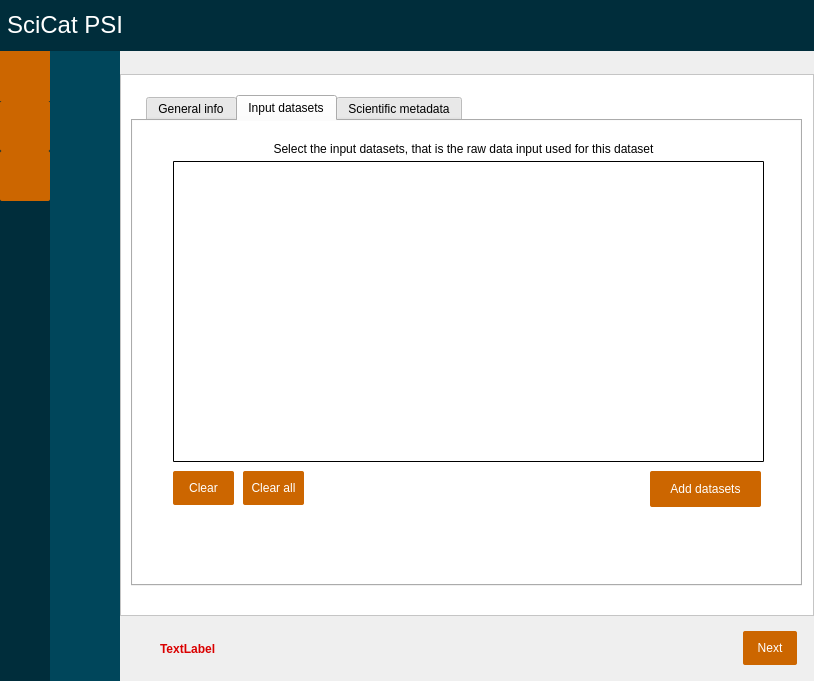
This is PSIArchiver/dialog.ui in paulscherrerinstitute/scicat-qt as Qt 5 draws it before an edit. The edited form follows.
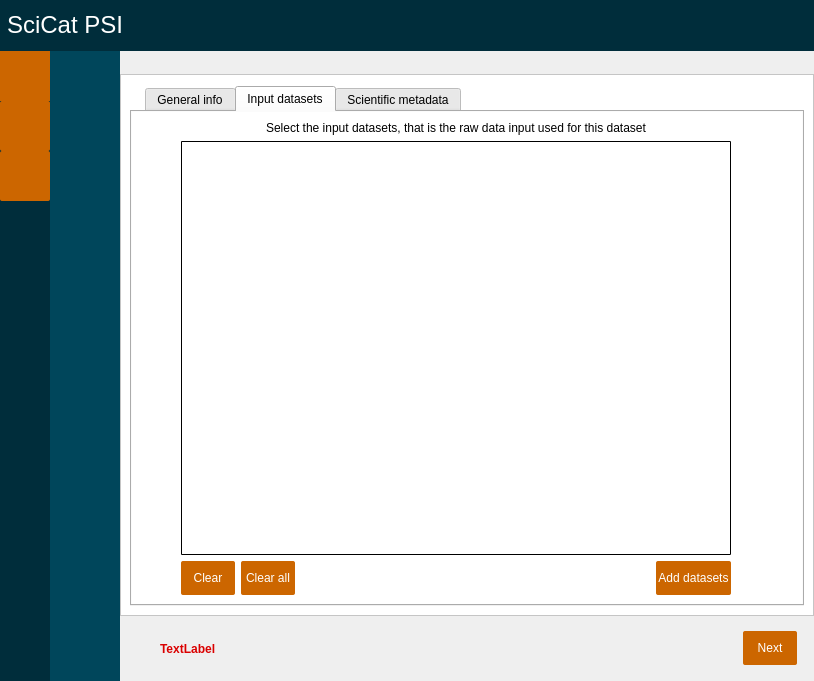
This is the edited form. The open tabs and pages were chosen to show the change. Icons and pictures are not drawn.

Patch:
```diff
--- a/PSIArchiver/dialog.ui
+++ b/PSIArchiver/dialog.ui
@@ -20,7 +20,7 @@
    <enum>Qt::ClickFocus</enum>
   </property>
   <property name="windowTitle">
-   <string>PSIArchiver</string>
+   <string>SciCat</string>
   </property>
   <property name="styleSheet">
    <string notr="true">QPushButton{background-color: rgb(204, 102, 0); color: rgb(255, 255, 255); border-radius:2px; min-width:50px; min-height:30px; padding: 2px;}
@@ -314,7 +314,7 @@
         <string notr="true">QStackedWidget{background-color:rgb(0, 70, 91); border:0px}</string>
        </property>
        <property name="currentIndex">
-        <number>2</number>
+        <number>0</number>
        </property>
        <widget class="QWidget" name="pgroupPage">
         <property name="styleSheet">
@@ -609,7 +609,7 @@
             <enum>QFrame::Sunken</enum>
            </property>
            <property name="currentIndex">
-            <number>2</number>
+            <number>1</number>
            </property>
            <widget class="QWidget" name="startPage">
             <layout class="QHBoxLayout" name="horizontalLayout_3">
@@ -1035,7 +1035,7 @@
                  <property name="sizeHint" stdset="0">
                   <size>
                    <width>20</width>
-                   <height>40</height>
+                   <height>56</height>
                   </size>
                  </property>
                 </spacer>
@@ -1051,11 +1051,11 @@
                     <enum>Qt::Horizontal</enum>
                    </property>
                    <property name="sizeType">
-                    <enum>QSizePolicy::Minimum</enum>
+                    <enum>QSizePolicy::Fixed</enum>
                    </property>
                    <property name="sizeHint" stdset="0">
                     <size>
-                     <width>50</width>
+                     <width>61</width>
                      <height>20</height>
                     </size>
                    </property>
@@ -1064,8 +1064,18 @@
                  <item>
                   <layout class="QVBoxLayout" name="verticalLayout_9">
                    <property name="spacing">
-                    <number>0</number>
+                    <number>6</number>
                    </property>
+                   <item>
+                    <widget class="QLabel" name="label">
+                     <property name="text">
+                      <string>Select your input files and/or directories</string>
+                     </property>
+                     <property name="alignment">
+                      <set>Qt::AlignCenter</set>
+                     </property>
+                    </widget>
+                   </item>
                    <item>
                     <widget class="QListWidget" name="filelistingListWidget">
                      <property name="sizeIncrement">
@@ -1084,25 +1094,19 @@
                    <item>
                     <layout class="QHBoxLayout" name="horizontalLayout_4">
                      <item>
-                      <widget class="QToolButton" name="clearButtonFilelisting">
-                       <property name="minimumSize">
-                        <size>
-                         <width>0</width>
-                         <height>28</height>
-                        </size>
-                       </property>
-                       <property name="font">
-                        <font/>
-                       </property>
-                       <property name="styleSheet">
-                        <string notr="true">QToolButton{background-color: rgb(204, 102, 0); color: rgb(255, 255, 255); border-radius:2px}
-QToolButton:hover{background-color: rgb(244, 122, 0); color: rgb(255, 255, 255)}</string>
-                       </property>
+                      <widget class="QPushButton" name="clearButtonFilelisting">
                        <property name="text">
                         <string>Clear</string>
                        </property>
                       </widget>
                      </item>
+                     <item>
+                      <widget class="QPushButton" name="clearAllButtonFilelisting">
+                       <property name="text">
+                        <string>Clear all</string>
+                       </property>
+                      </widget>
+                     </item>
                      <item>
                       <spacer name="horizontalSpacer_11">
                        <property name="orientation">
@@ -1119,26 +1123,6 @@
                        </property>
                       </spacer>
                      </item>
-                     <item>
-                      <widget class="QToolButton" name="clearAllButtonFilelisting">
-                       <property name="minimumSize">
-                        <size>
-                         <width>0</width>
-                         <height>28</height>
-                        </size>
-                       </property>
-                       <property name="font">
-                        <font/>
-                       </property>
-                       <property name="styleSheet">
-                        <string notr="true">QToolButton{background-color: rgb(204, 102, 0); color: rgb(255, 255, 255); border-radius:2px}
-QToolButton:hover{background-color: rgb(244, 122, 0); color: rgb(255, 255, 255)}</string>
-                       </property>
-                       <property name="text">
-                        <string>Clear all</string>
-                       </property>
-                      </widget>
-                     </item>
                      <item>
                       <spacer name="horizontalSpacer_6">
                        <property name="orientation">
@@ -1163,7 +1147,7 @@
                        <property name="minimumSize">
                         <size>
                          <width>54</width>
-                         <height>34</height>
+                         <height>28</height>
                         </size>
                        </property>
                        <property name="styleSheet">
@@ -1185,11 +1169,11 @@
                     <enum>Qt::Horizontal</enum>
                    </property>
                    <property name="sizeType">
-                    <enum>QSizePolicy::Preferred</enum>
+                    <enum>QSizePolicy::Fixed</enum>
                    </property>
                    <property name="sizeHint" stdset="0">
                     <size>
-                     <width>26</width>
+                     <width>83</width>
                      <height>20</height>
                     </size>
                    </property>
@@ -1208,7 +1192,7 @@
                  <property name="sizeHint" stdset="0">
                   <size>
                    <width>20</width>
-                   <height>40</height>
+                   <height>16</height>
                   </size>
                  </property>
                 </spacer>
@@ -1218,15 +1202,25 @@
             </layout>
            </widget>
            <widget class="QWidget" name="metadata">
+            <layout class="QVBoxLayout" name="verticalLayout_22">
+             <item>
+              <spacer name="verticalSpacer_16">
+               <property name="orientation">
+                <enum>Qt::Vertical</enum>
+               </property>
+               <property name="sizeType">
+                <enum>QSizePolicy::Fixed</enum>
+               </property>
+               <property name="sizeHint" stdset="0">
+                <size>
+                 <width>20</width>
+                 <height>2</height>
+                </size>
+               </property>
+              </spacer>
+             </item>
+             <item>
             <widget class="QTabWidget" name="metadataGuided">
-             <property name="geometry">
-              <rect>
-               <x>10</x>
-               <y>20</y>
-               <width>671</width>
-               <height>491</height>
-              </rect>
-             </property>
              <property name="styleSheet">
               <string notr="true">QTabWidget:tab-bar{left:15px; border:0px}
 QTabWidget:tab{background-color: rgb(204, 102, 0); color: rgb(255, 255, 255); border-radius:2p}
@@ -1239,7 +1233,7 @@
               <enum>QTabWidget::Rounded</enum>
              </property>
              <property name="currentIndex">
-              <number>2</number>
+                <number>1</number>
              </property>
              <widget class="QWidget" name="General">
               <attribute name="title">
@@ -1494,89 +1488,45 @@
               <attribute name="title">
                <string>Input datasets</string>
               </attribute>
-              <widget class="QPushButton" name="pushButtonAddDatasets">
-               <property name="geometry">
-                <rect>
-                 <x>517</x>
-                 <y>350</y>
-                 <width>111</width>
-                 <height>36</height>
-                </rect>
-               </property>
-               <property name="styleSheet">
-                <string notr="true">QPushButton{background-color: rgb(204, 102, 0); color: rgb(255, 255, 255); border-radius:2px}
-QPushButton:hover{background-color: rgb(244, 122, 0); color: rgb(255, 255, 255)}</string>
-               </property>
-               <property name="text">
-                <string>Add datasets</string>
-               </property>
-              </widget>
-              <widget class="QTableWidget" name="tableWidget">
-               <property name="geometry">
-                <rect>
-                 <x>40</x>
-                 <y>40</y>
-                 <width>591</width>
-                 <height>301</height>
-                </rect>
-               </property>
-               <property name="styleSheet">
-                <string notr="true">QTableWidget::item{ selection-background-color: rgb(0, 153, 200)}
-QTableWidget:hover{color: rgb(255, 255, 255)}
-QTableWidget{border-radius:1px;border-width:1px; border-color:rgb(0, 0, 0); border-style:solid}
-QHeaderView::section { background-color: rgba(0, 153, 200, 0.2)}
-QTableWidget QTableCornerButton::section  { background-color: rgba(0, 153, 200, 0.2)}</string>
-               </property>
-              </widget>
-              <widget class="QToolButton" name="clearButtonDatasets">
-               <property name="geometry">
-                <rect>
-                 <x>40</x>
-                 <y>350</y>
-                 <width>61</width>
-                 <height>34</height>
-                </rect>
-               </property>
-               <property name="font">
-                <font/>
-               </property>
-               <property name="styleSheet">
-                <string notr="true">QToolButton{background-color: rgb(204, 102, 0); color: rgb(255, 255, 255); border-radius:2px}
-QToolButton:hover{background-color: rgb(244, 122, 0); color: rgb(255, 255, 255)}</string>
-               </property>
-               <property name="text">
-                <string>Clear</string>
-               </property>
-              </widget>
-              <widget class="QToolButton" name="clearAllButtonDatasets">
-               <property name="geometry">
-                <rect>
-                 <x>110</x>
-                 <y>350</y>
-                 <width>61</width>
-                 <height>34</height>
-                </rect>
-               </property>
-               <property name="font">
-                <font/>
-               </property>
-               <property name="styleSheet">
-                <string notr="true">QToolButton{background-color: rgb(204, 102, 0); color: rgb(255, 255, 255); border-radius:2px}
-QToolButton:hover{background-color: rgb(244, 122, 0); color: rgb(255, 255, 255)}</string>
-               </property>
-               <property name="text">
-                <string>Clear all</string>
-               </property>
-              </widget>
+                <layout class="QVBoxLayout" name="verticalLayout_23">
+                 <item>
+                  <layout class="QHBoxLayout" name="horizontalLayout_13">
+                   <item>
+                    <spacer name="horizontalSpacer_17">
+                     <property name="orientation">
+                      <enum>Qt::Horizontal</enum>
+                     </property>
+                     <property name="sizeType">
+                      <enum>QSizePolicy::Fixed</enum>
+                     </property>
+                     <property name="sizeHint" stdset="0">
+                      <size>
+                       <width>40</width>
+                       <height>20</height>
+                      </size>
+                     </property>
+                    </spacer>
+                   </item>
+                   <item>
+                    <layout class="QVBoxLayout" name="verticalLayout_20">
+                     <item>
+                      <spacer name="verticalSpacer_18">
+                       <property name="orientation">
+                        <enum>Qt::Vertical</enum>
+                       </property>
+                       <property name="sizeType">
+                        <enum>QSizePolicy::Fixed</enum>
+                       </property>
+                       <property name="sizeHint" stdset="0">
+                        <size>
+                         <width>20</width>
+                         <height>0</height>
+                        </size>
+                       </property>
+                      </spacer>
+                     </item>
+                     <item>
               <widget class="QLabel" name="label_10">
-               <property name="geometry">
-                <rect>
-                 <x>90</x>
-                 <y>20</y>
-                 <width>481</width>
-                 <height>16</height>
-                </rect>
-               </property>
                <property name="text">
                 <string>Select the input datasets, that is the raw data input used for this dataset</string>
                </property>
@@ -1584,21 +1534,129 @@
                 <set>Qt::AlignCenter</set>
                </property>
               </widget>
+                     </item>
+                     <item>
+                      <widget class="QTableWidget" name="tableWidget">
+                       <property name="styleSheet">
+                        <string notr="true">QTableWidget::item{ selection-background-color: rgb(0, 153, 200)}
+QTableWidget:hover{color: rgb(255, 255, 255)}
+QTableWidget{border-radius:1px;border-width:1px; border-color:rgb(0, 0, 0); border-style:solid}
+QHeaderView::section { background-color: rgba(0, 153, 200, 0.2)}
+QTableWidget QTableCornerButton::section  { background-color: rgba(0, 153, 200, 0.2)}</string>
+                       </property>
+                      </widget>
+                     </item>
+                     <item>
+                      <layout class="QHBoxLayout" name="horizontalLayout_12">
+                       <item>
+                        <widget class="QPushButton" name="clearButtonDatasets">
+                         <property name="styleSheet">
+                          <string notr="true">QPushButton{background-color: rgb(204, 102, 0); color: rgb(255, 255, 255); border-radius:2px}
+QPushButton:hover{background-color: rgb(244, 122, 0); color: rgb(255, 255, 255)}</string>
+                         </property>
+                         <property name="text">
+                          <string>Clear</string>
+                         </property>
+                        </widget>
+                       </item>
+                       <item>
+                        <widget class="QPushButton" name="clearAllButtonDatasets">
+                         <property name="styleSheet">
+                          <string notr="true">QPushButton{background-color: rgb(204, 102, 0); color: rgb(255, 255, 255); border-radius:2px}
+QPushButton:hover{background-color: rgb(244, 122, 0); color: rgb(255, 255, 255)}</string>
+                         </property>
+                         <property name="text">
+                          <string>Clear all</string>
+                         </property>
+                        </widget>
+                       </item>
+                       <item>
+                        <spacer name="horizontalSpacer_14">
+                         <property name="orientation">
+                          <enum>Qt::Horizontal</enum>
+                         </property>
+                         <property name="sizeHint" stdset="0">
+                          <size>
+                           <width>318</width>
+                           <height>20</height>
+                          </size>
+                         </property>
+                        </spacer>
+                       </item>
+                       <item>
+                        <widget class="QPushButton" name="pushButtonAddDatasets">
+                         <property name="styleSheet">
+                          <string notr="true">QPushButton{background-color: rgb(204, 102, 0); color: rgb(255, 255, 255); border-radius:2px}
+QPushButton:hover{background-color: rgb(244, 122, 0); color: rgb(255, 255, 255)}</string>
+                         </property>
+                         <property name="text">
+                          <string>Add datasets</string>
+                         </property>
+                        </widget>
+                       </item>
+                      </layout>
+                     </item>
+                    </layout>
+                   </item>
+                   <item>
+                    <spacer name="horizontalSpacer_18">
+                     <property name="orientation">
+                      <enum>Qt::Horizontal</enum>
+                     </property>
+                     <property name="sizeType">
+                      <enum>QSizePolicy::Fixed</enum>
+                     </property>
+                     <property name="sizeHint" stdset="0">
+                      <size>
+                       <width>62</width>
+                       <height>20</height>
+                      </size>
+                     </property>
+                    </spacer>
+                   </item>
+                  </layout>
+                 </item>
+                </layout>
              </widget>
              <widget class="QWidget" name="scientificMetadata">
               <attribute name="title">
                <string>Scientific metadata</string>
               </attribute>
-              <widget class="QWidget" name="">
-               <property name="geometry">
-                <rect>
-                 <x>41</x>
-                 <y>21</y>
-                 <width>600</width>
-                 <height>431</height>
-                </rect>
-               </property>
+                <layout class="QVBoxLayout" name="verticalLayout_21">
+                 <item>
+                  <spacer name="verticalSpacer_17">
+                   <property name="orientation">
+                    <enum>Qt::Vertical</enum>
+                   </property>
+                   <property name="sizeType">
+                    <enum>QSizePolicy::Fixed</enum>
+                   </property>
+                   <property name="sizeHint" stdset="0">
+                    <size>
+                     <width>20</width>
+                     <height>24</height>
+                    </size>
+                   </property>
+                  </spacer>
+                 </item>
+                 <item>
                <layout class="QHBoxLayout" name="horizontalLayout_11">
+                   <item>
+                    <spacer name="horizontalSpacer_15">
+                     <property name="orientation">
+                      <enum>Qt::Horizontal</enum>
+                     </property>
+                     <property name="sizeType">
+                      <enum>QSizePolicy::Fixed</enum>
+                     </property>
+                     <property name="sizeHint" stdset="0">
+                      <size>
+                       <width>40</width>
+                       <height>20</height>
+                      </size>
+                     </property>
+                    </spacer>
+                   </item>
                 <item>
                  <layout class="QVBoxLayout" name="verticalLayout_17">
                   <item>
@@ -1701,6 +1759,21 @@
                      <number>0</number>
                     </property>
                     <layout class="QVBoxLayout" name="verticalLayout_18">
+                        <property name="spacing">
+                         <number>5</number>
+                        </property>
+                        <property name="leftMargin">
+                         <number>0</number>
+                        </property>
+                        <property name="topMargin">
+                         <number>0</number>
+                        </property>
+                        <property name="rightMargin">
+                         <number>0</number>
+                        </property>
+                        <property name="bottomMargin">
+                         <number>0</number>
+                        </property>
                      <item>
                       <widget class="QToolButton" name="toolButtonPlus">
                        <property name="sizePolicy">
@@ -1759,17 +1832,36 @@
                   </item>
                  </layout>
                 </item>
-               </layout>
-              </widget>
-             </widget>
-            </widget>
+                   <item>
+                    <spacer name="horizontalSpacer_16">
+                     <property name="orientation">
+                      <enum>Qt::Horizontal</enum>
+                     </property>
+                     <property name="sizeType">
+                      <enum>QSizePolicy::Fixed</enum>
+                     </property>
+                     <property name="sizeHint" stdset="0">
+                      <size>
+                       <width>20</width>
+                       <height>20</height>
+                      </size>
+                     </property>
+                    </spacer>
+                   </item>
+                  </layout>
+                 </item>
+                </layout>
+               </widget>
+              </widget>
+             </item>
+            </layout>
            </widget>
            <widget class="QWidget" name="submitJob">
             <widget class="QWidget" name="layoutWidget">
              <property name="geometry">
               <rect>
                <x>220</x>
-               <y>160</y>
+               <y>100</y>
                <width>216</width>
                <height>80</height>
               </rect>
@@ -1797,13 +1889,11 @@
               </item>
              </layout>
             </widget>
-           </widget>
-           <widget class="QWidget" name="finalPage">
             <widget class="QPushButton" name="pushButtonRestart">
              <property name="geometry">
               <rect>
-               <x>300</x>
-               <y>390</y>
+               <x>280</x>
+               <y>380</y>
                <width>88</width>
                <height>36</height>
               </rect>
@@ -1819,8 +1909,8 @@
             <widget class="QWidget" name="waitingMessage" native="true">
              <property name="geometry">
               <rect>
-               <x>240</x>
-               <y>120</y>
+               <x>230</x>
+               <y>220</y>
                <width>191</width>
                <height>131</height>
               </rect>
@@ -1876,6 +1966,12 @@
 QHeaderView::section { background-color: rgba(0, 153, 200, 0.2)}
 QTableWidget QTableCornerButton::section  { background-color: rgba(0, 153, 200, 0.2)}</string>
              </property>
+             <property name="editTriggers">
+              <set>QAbstractItemView::NoEditTriggers</set>
+             </property>
+             <property name="dragDropOverwriteMode">
+              <bool>false</bool>
+             </property>
              <property name="sortingEnabled">
               <bool>true</bool>
              </property>
```
Lines whose indentation alone changed are shown as unchanged.
